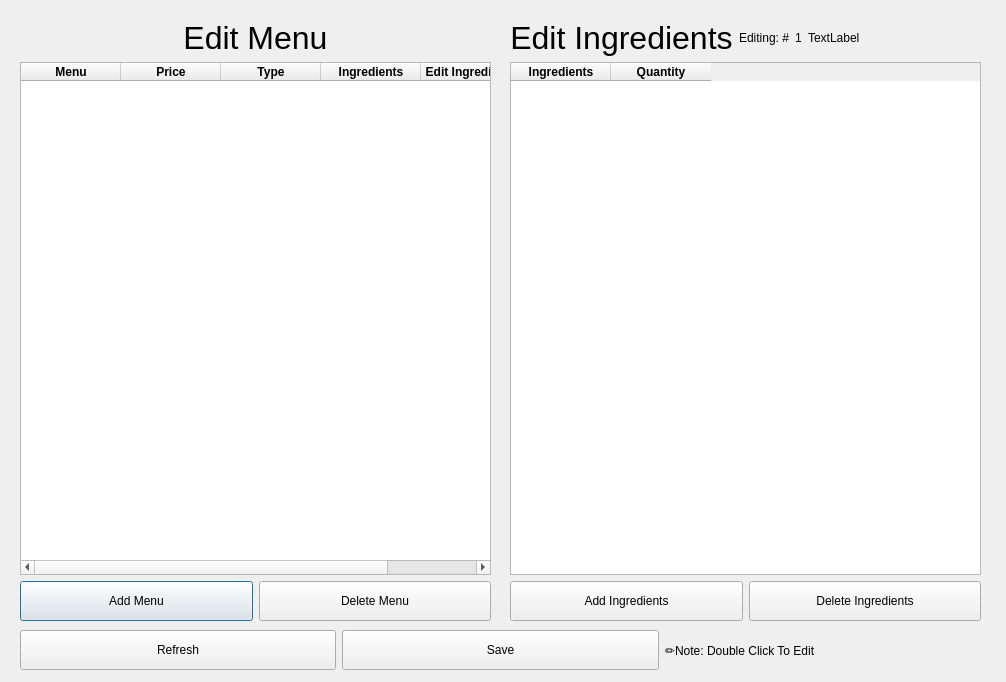
First picture: the form in ui/editmenu.ui, repository sriv95/Restaurant-Management, before the edit.
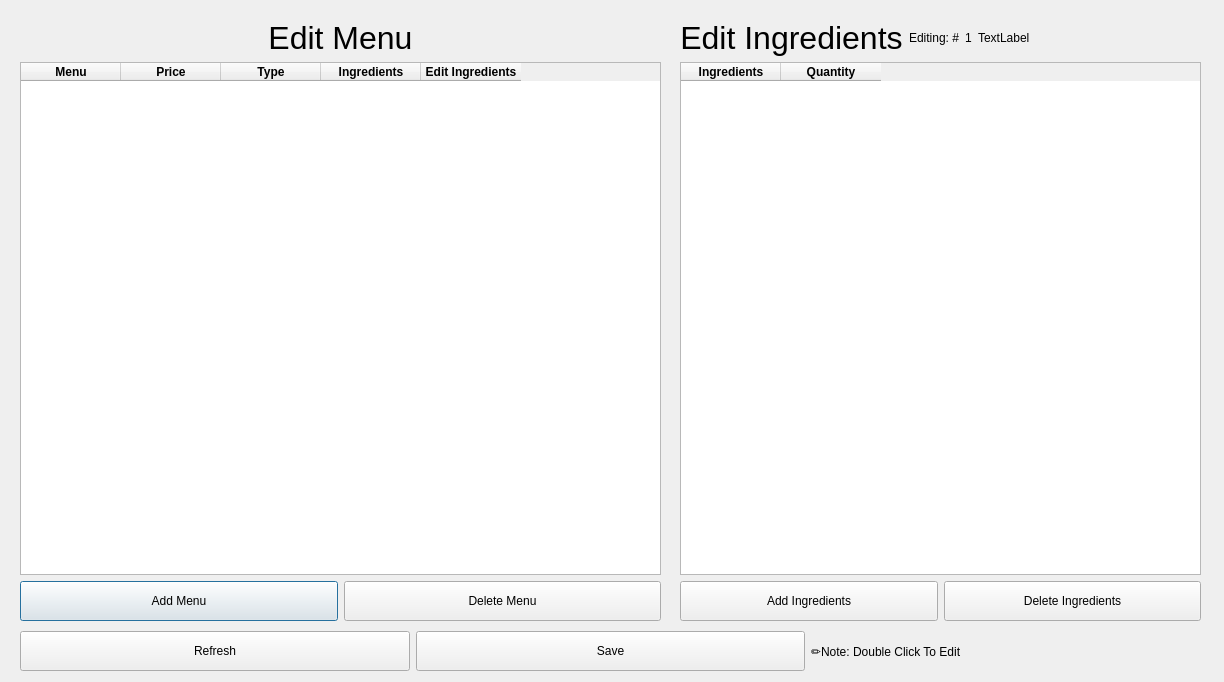
Second picture: the form after the edit.

Commit message: refactor: :recycle: using spinbox for pirce

```diff
--- a/ui/editmenu.ui
+++ b/ui/editmenu.ui
@@ -6,7 +6,7 @@
    <rect>
     <x>0</x>
     <y>0</y>
-    <width>1006</width>
+    <width>1224</width>
     <height>682</height>
    </rect>
   </property>
@@ -18,7 +18,7 @@
     <rect>
      <x>20</x>
      <y>20</y>
-     <width>471</width>
+     <width>641</width>
      <height>601</height>
     </rect>
    </property>
@@ -127,9 +127,9 @@
   <widget class="QWidget" name="verticalLayoutWidget_2">
    <property name="geometry">
     <rect>
-     <x>510</x>
+     <x>680</x>
      <y>20</y>
-     <width>471</width>
+     <width>521</width>
      <height>601</height>
     </rect>
    </property>
@@ -268,8 +268,8 @@
     <rect>
      <x>20</x>
      <y>630</y>
-     <width>961</width>
-     <height>41</height>
+     <width>1181</width>
+     <height>42</height>
     </rect>
    </property>
    <layout class="QHBoxLayout" name="horizontalLayout">
```
The commit also changes 1 other file.
